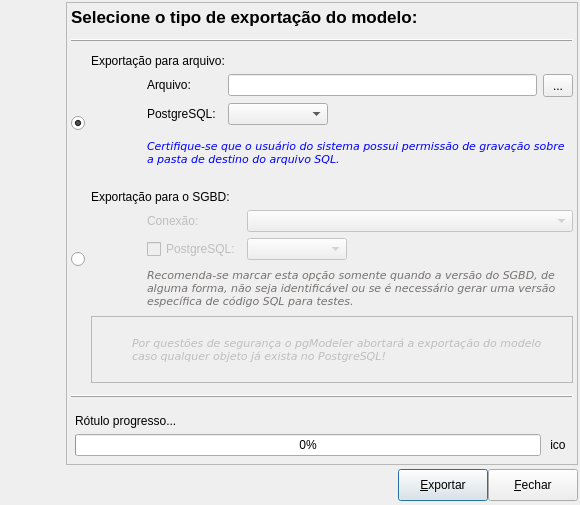
Before: the Qt Designer form pgmodeler_ui/ui/formexportacao.ui in erdincay/pgmodeler-old, drawn with Qt 5.
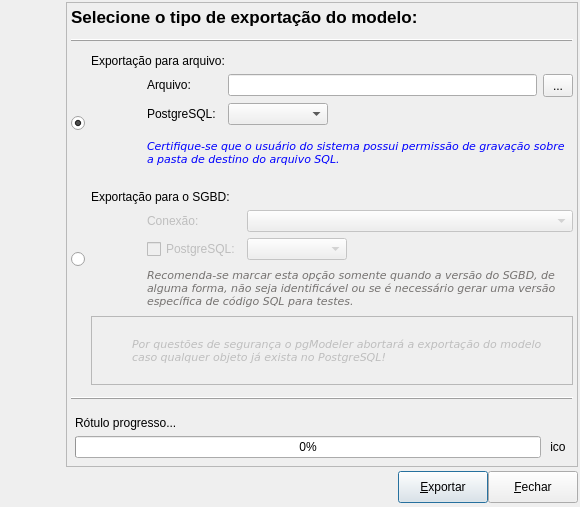
After: the same form once the commit is applied. Icons and pictures are not drawn.

Diff of the .ui file:
```diff
--- a/pgmodeler_ui/ui/formexportacao.ui
+++ b/pgmodeler_ui/ui/formexportacao.ui
@@ -10,7 +10,7 @@
     <x>0</x>
     <y>0</y>
     <width>580</width>
-    <height>505</height>
+    <height>507</height>
    </rect>
   </property>
   <property name="sizePolicy">
@@ -22,13 +22,13 @@
   <property name="minimumSize">
    <size>
     <width>580</width>
-    <height>410</height>
+    <height>420</height>
    </size>
   </property>
   <property name="maximumSize">
    <size>
     <width>580</width>
-    <height>505</height>
+    <height>515</height>
    </size>
   </property>
   <property name="windowTitle">
@@ -439,6 +439,9 @@
         <property name="topMargin">
          <number>10</number>
         </property>
+        <property name="bottomMargin">
+         <number>0</number>
+        </property>
         <item row="0" column="1" colspan="4">
          <widget class="QLabel" name="exportacao_sgbd_lbl">
           <property name="text">
```
